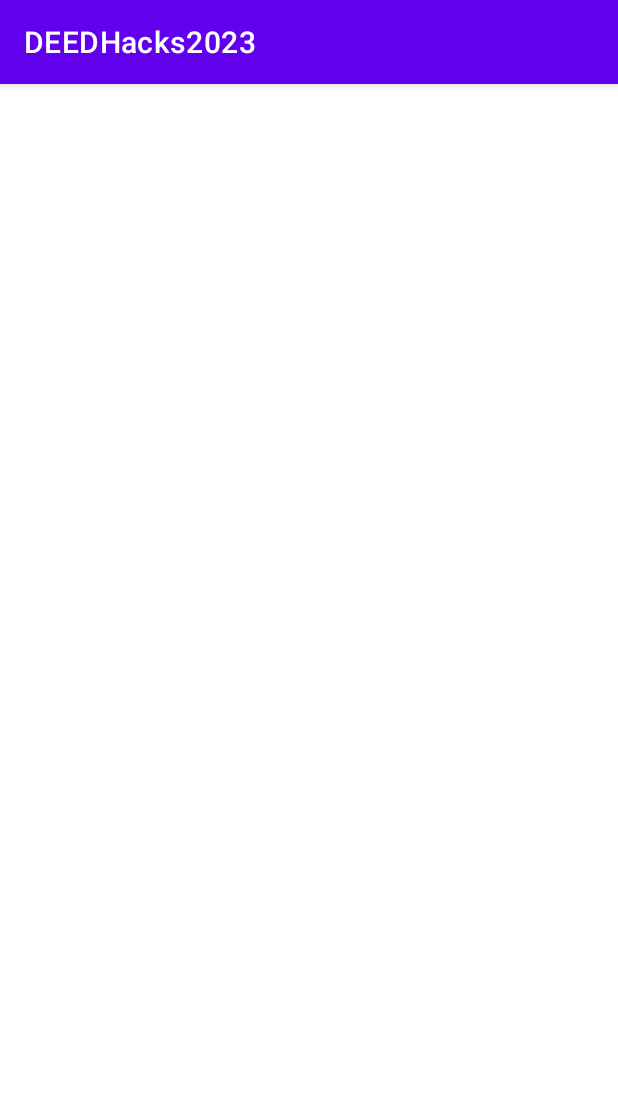
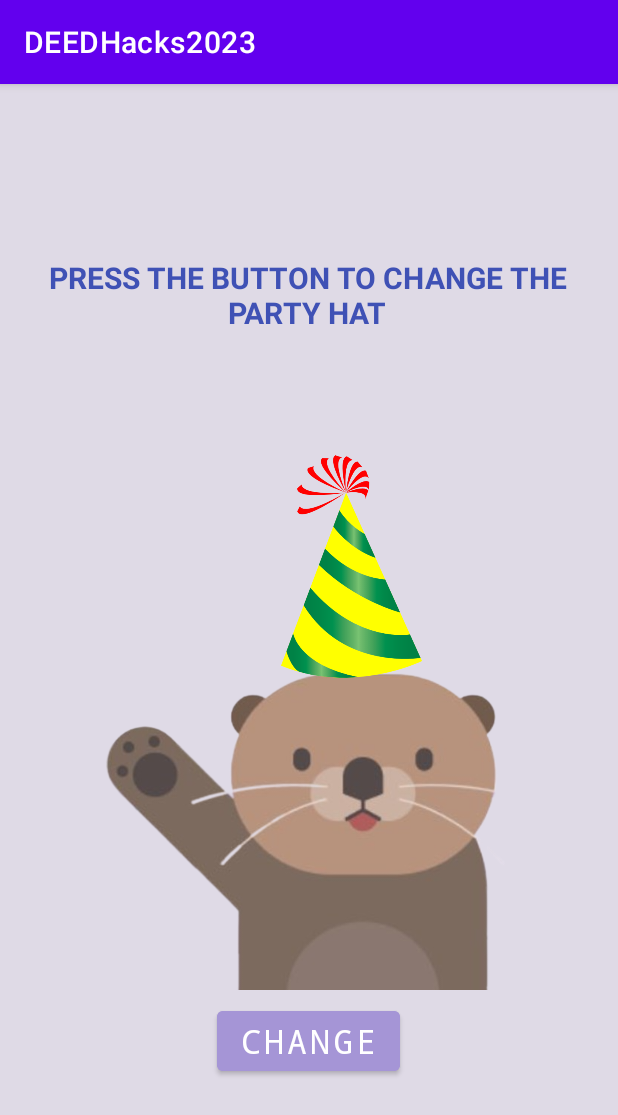
Before and after one commit to jengu288/DEEDHacks2023, an Android app: the ZinniaActivity screen opened directly, with no data from a screen before it, on a phone screen of 412 x 824 dp. Shown: the top 1115 px of the screen. Run offline under Robolectric (Android 15) with nearby library versions, the phone set to English and light mode, and no system bars.

Commit message:
change the hat

```diff
--- a/app/src/main/java/personal/deedhacks2023/ZinniaActivity.java
+++ b/app/src/main/java/personal/deedhacks2023/ZinniaActivity.java
@@ -5,13 +5,35 @@ import androidx.appcompat.app.AppCompatActivity;
 import android.content.Context;
 import android.content.Intent;
 import android.os.Bundle;
+import android.view.View;
+import android.widget.Button;
+import android.widget.ImageView;
 
 public class ZinniaActivity extends AppCompatActivity {
-
+boolean hatOne = true;
     @Override
     protected void onCreate(Bundle savedInstanceState) {
         super.onCreate(savedInstanceState);
         setContentView(R.layout.activity_zinnia);
+
+        Button btn=findViewById(R.id.button2);
+
+        ImageView hat1 =findViewById(R.id.imageView8);
+        ImageView hat2 =findViewById(R.id.imageView9);
+        btn.setOnClickListener(new View.OnClickListener() {
+            @Override
+            public void onClick(View view){
+                if (hatOne == false){
+                    hat1.setVisibility(View.INVISIBLE);
+                    hat2.setVisibility(View.VISIBLE);
+                }
+                else{
+                    hat1.setVisibility(View.VISIBLE);
+                    hat2.setVisibility(View.INVISIBLE);                }
+
+                hatOne = !hatOne;
+            }
+        });
     }
 
     public static Intent makeLaunchIntent(Context context) {
--- a/app/src/main/res/layout/activity_zinnia.xml
+++ b/app/src/main/res/layout/activity_zinnia.xml
@@ -4,6 +4,71 @@
     xmlns:tools="http://schemas.android.com/tools"
     android:layout_width="match_parent"
     android:layout_height="match_parent"
+    android:background="@color/purplenik"
     tools:context=".ZinniaActivity">
 
+    <Button
+        android:id="@+id/button2"
+        android:layout_width="wrap_content"
+        android:layout_height="52dp"
+        android:layout_marginTop="612dp"
+        android:backgroundTint="@color/purplenik2"
+        android:fontFamily="monospace"
+        android:text="CHANGE"
+        android:textSize="22sp"
+        app:layout_constraintEnd_toEndOf="parent"
+        app:layout_constraintHorizontal_bias="0.498"
+        app:layout_constraintStart_toStartOf="parent"
+        app:layout_constraintTop_toTopOf="parent" />
+
+    <ImageView
+        android:id="@+id/imageView7"
+        android:layout_width="279dp"
+        android:layout_height="219dp"
+        app:layout_constraintBottom_toBottomOf="parent"
+        app:layout_constraintEnd_toEndOf="parent"
+        app:layout_constraintStart_toStartOf="parent"
+        app:layout_constraintTop_toTopOf="parent"
+        app:layout_constraintVertical_bias="0.705"
+        app:srcCompat="@drawable/otter_nikita" />
+
+    <ImageView
+        android:id="@+id/imageView8"
+        android:layout_width="250dp"
+        android:layout_height="151dp"
+        android:visibility="invisible"
+        app:layout_constraintBottom_toBottomOf="parent"
+        app:layout_constraintEnd_toEndOf="parent"
+        app:layout_constraintHorizontal_bias="0.701"
+        app:layout_constraintStart_toStartOf="parent"
+        app:layout_constraintTop_toTopOf="parent"
+        app:layout_constraintVertical_bias="0.401"
+        app:srcCompat="@drawable/img" />
+
+    <TextView
+        android:id="@+id/textView"
+        android:layout_width="376dp"
+        android:layout_height="56dp"
+        android:layout_marginBottom="76dp"
+        android:text="PRESS THE BUTTON TO CHANGE THE PARTY HAT"
+        android:textAlignment="center"
+        android:textColor="#3F51B5"
+        android:textSize="20sp"
+        android:textStyle="bold"
+        app:layout_constraintBottom_toTopOf="@+id/imageView8"
+        app:layout_constraintEnd_toEndOf="parent"
+        app:layout_constraintHorizontal_bias="0.457"
+        app:layout_constraintStart_toStartOf="parent" />
+
+    <ImageView
+        android:id="@+id/imageView9"
+        android:layout_width="94dp"
+        android:layout_height="191dp"
+        app:layout_constraintBottom_toBottomOf="parent"
+        app:layout_constraintEnd_toEndOf="parent"
+        app:layout_constraintHorizontal_bias="0.589"
+        app:layout_constraintStart_toStartOf="parent"
+        app:layout_constraintTop_toTopOf="parent"
+        app:layout_constraintVertical_bias="0.392"
+        app:srcCompat="@drawable/img_1" />
 </androidx.constraintlayout.widget.ConstraintLayout>
```
Also changed, not shown: app/src/main/res/drawable/img.png (added), app/src/main/res/drawable/img_1.png (added).
